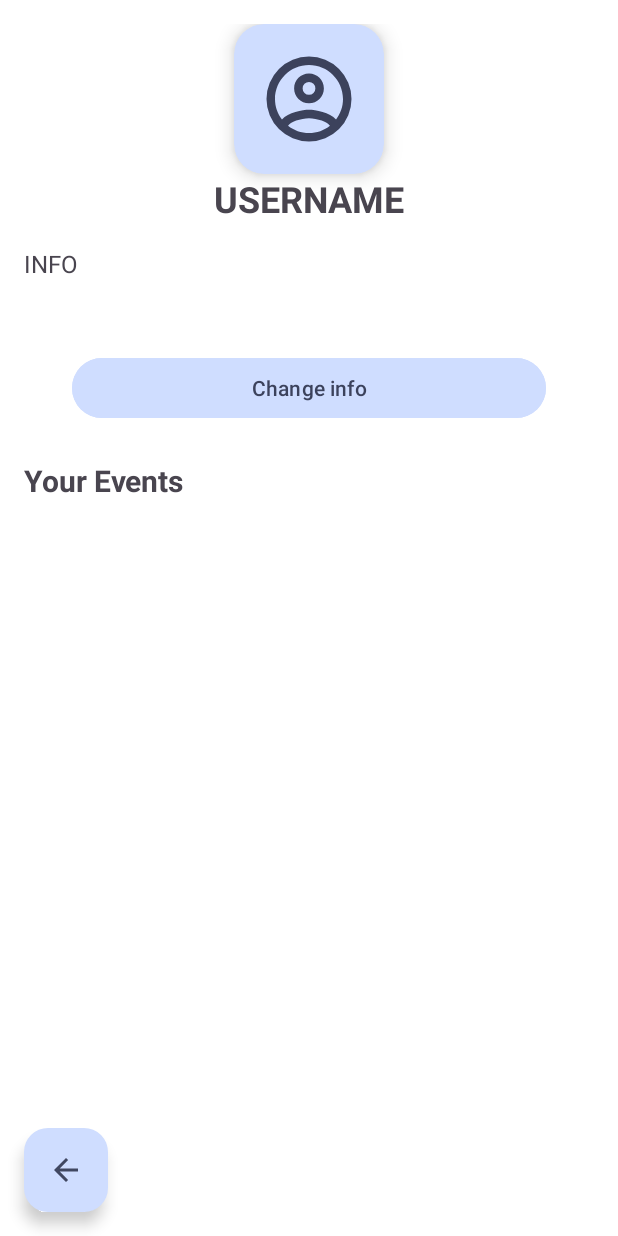
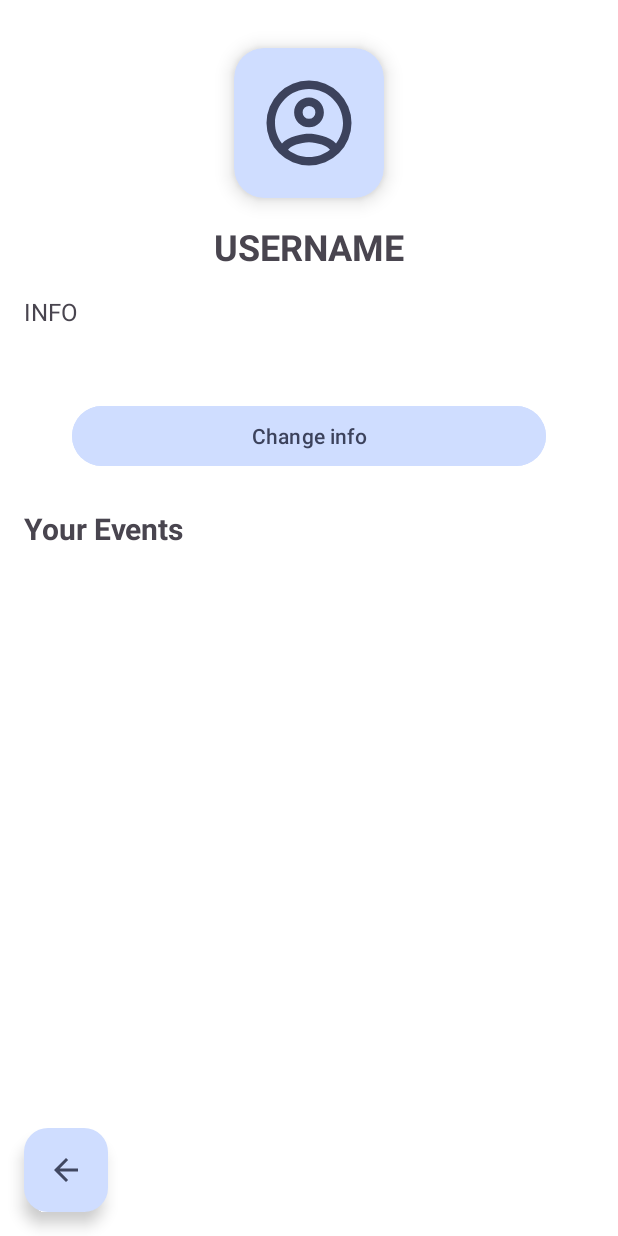
Before and after one commit to mnstupichev/VibeMatch, an Android app built with Jetpack Compose: the ProfileActivity screen opened directly, with no data from a screen before it, on a phone screen of 412 x 824 dp. Run offline under Robolectric (Android 15) with nearby library versions, the phone set to English and light mode, and no system bars.

Commit message:
[Fix] Changed some functions and xml files.

```diff
--- a/app/build.gradle.kts
+++ b/app/build.gradle.kts
@@ -45,6 +45,8 @@ dependencies {
     implementation("com.google.android.material:material:1.12.0")
     implementation("androidx.recyclerview:recyclerview:1.3.2")
     implementation ("androidx.constraintlayout:constraintlayout:2.1.4")
+    implementation("com.squareup.retrofit2:retrofit:2.9.0")
+    implementation("com.squareup.retrofit2:converter-gson:2.9.0")
     implementation(libs.androidx.core.ktx)
     implementation(libs.androidx.lifecycle.runtime.ktx)
     implementation(libs.androidx.activity.compose)
@@ -54,6 +56,7 @@ dependencies {
     implementation(libs.androidx.ui.tooling.preview)
     implementation(libs.androidx.material3)
     implementation(libs.androidx.recyclerview)
+    implementation("com.squareup.okhttp3:logging-interceptor:4.12.0")
     testImplementation(libs.junit)
     androidTestImplementation(libs.androidx.junit)
     androidTestImplementation(libs.androidx.espresso.core)
--- a/app/src/main/java/com/example/vibematch/ProfileActivity.kt
+++ b/app/src/main/java/com/example/vibematch/ProfileActivity.kt
@@ -2,6 +2,7 @@ package com.example.vibematch
 
 import android.os.Bundle
 import android.widget.TextView
+import android.widget.Button
 import androidx.appcompat.app.AppCompatActivity
 
 class ProfileActivity : AppCompatActivity() {
@@ -13,6 +14,17 @@ class ProfileActivity : AppCompatActivity() {
         val tvUsername = findViewById<TextView>(R.id.tvUsername)
         val tvInfo = findViewById<TextView>(R.id.tvInfo)
 
+        // Кнопка назад
+        findViewById<com.google.android.material.floatingactionbutton.FloatingActionButton>(R.id.btnBack).setOnClickListener {
+            startActivity(android.content.Intent(this, MainScreenActivity::class.java))
+            finish()
+        }
+
+        // Кнопка изменения информации
+        findViewById<Button>(R.id.btnEdit).setOnClickListener {
+            startActivity(android.content.Intent(this, CompleteFormActivity::class.java))
+        }
+
         // Установка значений (пока заглушки)
         tvUsername.text = "USERNAME" // Здесь будет имя пользователя
         tvInfo.text = "INFO" // Здесь будет дополнительная информация
--- a/app/src/main/res/layout/activity_profile.xml
+++ b/app/src/main/res/layout/activity_profile.xml
@@ -2,27 +2,33 @@
 <androidx.constraintlayout.widget.ConstraintLayout
     xmlns:android="http://schemas.android.com/apk/res/android"
     xmlns:app="http://schemas.android.com/apk/res-auto"
+    xmlns:tools="http://schemas.android.com/tools"
     android:layout_width="match_parent"
     android:layout_height="match_parent">
 
-    <ScrollView xmlns:android="http://schemas.android.com/apk/res/android"
+    <!-- Кнопка "Назад" -->
+
+    <ScrollView
         android:layout_width="match_parent"
         android:layout_height="match_parent"
-        android:padding="16dp">
+        android:padding="16dp"
+        app:layout_constraintStart_toStartOf="parent"
+        tools:layout_editor_absoluteY="136dp">
 
         <LinearLayout
             android:layout_width="match_parent"
             android:layout_height="wrap_content"
-            android:orientation="vertical"
-            android:gravity="center_horizontal">
+            android:gravity="center_horizontal"
+            android:orientation="vertical">
 
             <!-- Фото профиля -->
             <androidx.cardview.widget.CardView
-                app:cardBackgroundColor="@color/button_background"
                 android:layout_width="100dp"
                 android:layout_height="100dp"
+                app:cardBackgroundColor="@color/button_background"
+                app:cardCornerRadius="20dp"
                 app:cardElevation="8dp"
-                app:cardCornerRadius="20dp">
+                android:layout_margin="16dp">
 
                 <ImageView
                     android:id="@+id/ivProfile"
@@ -30,8 +36,8 @@
                     android:layout_height="match_parent"
                     android:contentDescription="Profile photo"
                     android:padding="16dp"
-                    android:src="@drawable/account_circle_outline"
-                    android:scaleType="centerCrop"/>
+                    android:scaleType="centerCrop"
+                    android:src="@drawable/account_circle_outline" />
 
             </androidx.cardview.widget.CardView>
 
@@ -40,52 +46,51 @@
                 android:id="@+id/tvUsername"
                 android:layout_width="match_parent"
                 android:layout_height="wrap_content"
+                android:layout_marginBottom="16dp"
+                android:gravity="center"
                 android:text="Username"
                 android:textSize="24sp"
-                android:textStyle="bold"
-                android:gravity="center"
-                android:layout_marginBottom="16dp"/>
+                android:textStyle="bold" />
 
             <TextView
                 android:id="@+id/tvInfo"
                 android:layout_width="match_parent"
                 android:layout_height="wrap_content"
+                android:layout_marginBottom="24dp"
                 android:text="Info"
-                android:textSize="16sp"
-                android:layout_marginBottom="24dp"/>
+                android:textSize="16sp" />
 
             <!-- Кнопка редактирования -->
             <Button
                 android:id="@+id/btnEdit"
                 android:layout_width="match_parent"
                 android:layout_height="48dp"
+                android:layout_marginHorizontal="32dp"
                 android:layout_marginTop="24dp"
-                android:layout_marginHorizontal="32dp"
+                android:backgroundTint="@color/button_background"
                 android:text="Change info"
-                android:textColor="@color/text_color"
-                android:backgroundTint="@color/button_background"/>
+                android:textColor="@color/text_color" />
 
             <!-- Заголовок "Your Events" -->
             <TextView
                 android:layout_width="match_parent"
                 android:layout_height="wrap_content"
+                android:layout_marginTop="24dp"
+                android:layout_marginBottom="16dp"
                 android:text="Your Events"
                 android:textSize="20sp"
-                android:textStyle="bold"
-                android:layout_marginTop="24dp"
-                android:layout_marginBottom="16dp"/>
+                android:textStyle="bold" />
 
             <!-- Список событий -->
             <androidx.recyclerview.widget.RecyclerView
                 android:id="@+id/eventsRecyclerView"
                 android:layout_width="match_parent"
                 android:layout_height="wrap_content"
-                app:layoutManager="androidx.recyclerview.widget.LinearLayoutManager"/>
+                app:layoutManager="androidx.recyclerview.widget.LinearLayoutManager" />
 
         </LinearLayout>
     </ScrollView>
 
-    <!-- Кнопка "Назад" -->
     <com.google.android.material.floatingactionbutton.FloatingActionButton
         android:id="@+id/btnBack"
         android:layout_width="wrap_content"
--- a/gradle/libs.versions.toml
+++ b/gradle/libs.versions.toml
@@ -1,5 +1,5 @@
 [versions]
-agp = "8.7.2"
+agp = "8.9.2"
 kotlin = "2.0.0"
 coreKtx = "1.15.0"
 junit = "4.13.2"
```
Also changed, not shown: app/src/main/AndroidManifest.xml (+10 -1 lines), app/src/main/java/com/example/vibematch/CompleteFormActivity.kt (+4 -3 lines), app/src/main/java/com/example/vibematch/Event.kt (+8 -6 lines), app/src/main/java/com/example/vibematch/EventsAdapter.kt (+13 -44 lines), app/src/main/java/com/example/vibematch/MainActivity.kt (+8 -0 lines), app/src/main/java/com/example/vibematch/MainScreenActivity.kt (+47 -39 lines), app/src/main/res/layout/activity_event.xml (+5 -5 lines), app/src/main/res/layout/activity_main_screen.xml (+59 -18 lines), gradle/wrapper/gradle-wrapper.properties.
